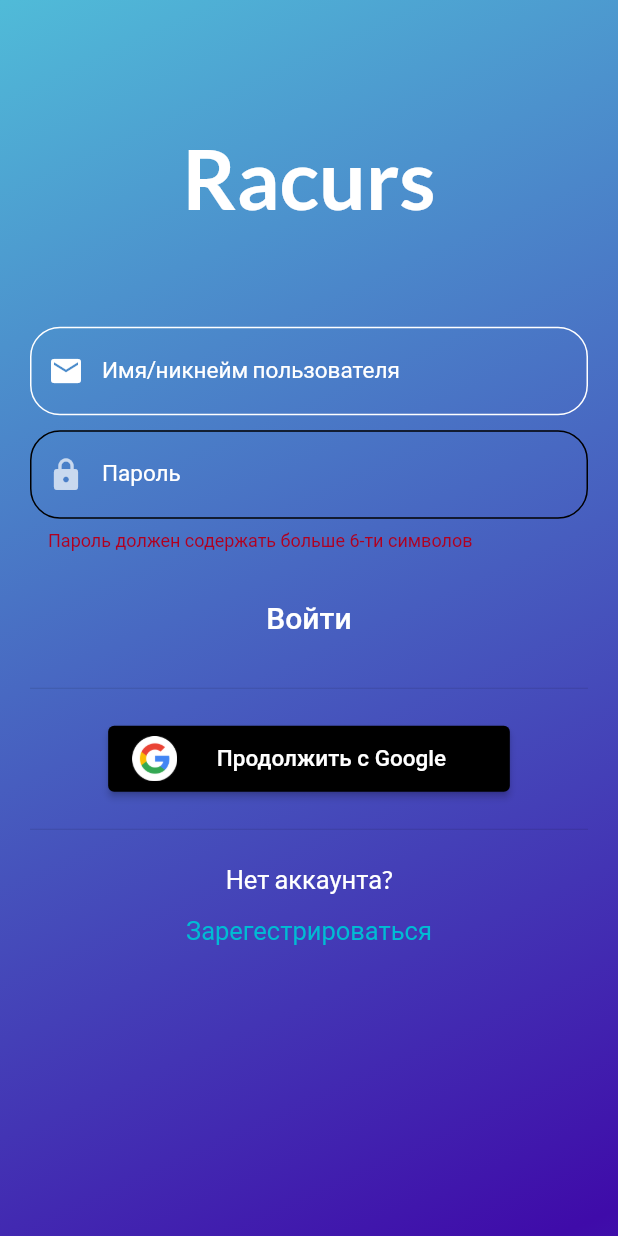
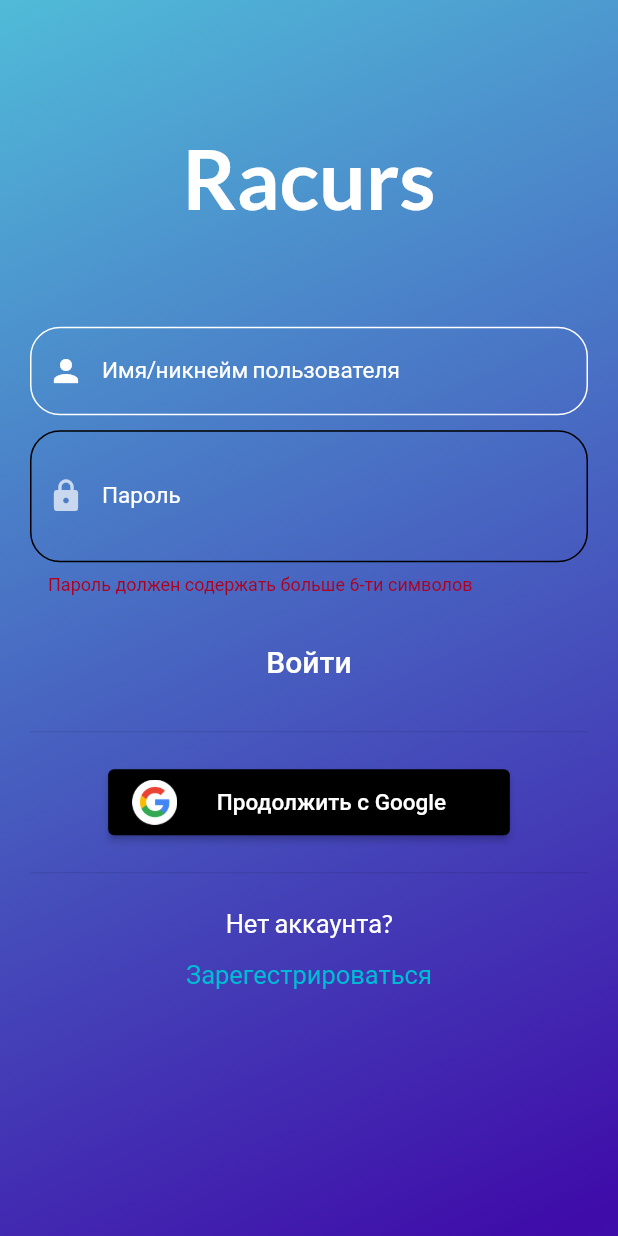
Before and after one commit to zirg41/racurs_app, a Flutter app: the SignUpPage screen opened by its route, after a tap on "Создать аккаунт", after a tap on "Войти", on a phone screen of 412 x 824 dp. Run offline on Flutter 3.47's test engine with Material 2 defaults, Android fonts, the light colour scheme and no system bars; our stand-ins replace auto_route, bloc, dartz, flutter_bloc, freezed_annotation, get_it and 4 more; accounts and stored records are empty.

Commit message:
sign in / up folders splitting

```diff
--- a/lib/presentation/pages/sign_in/sign_in_page.dart
+++ b/lib/presentation/pages/auth/sign_in/sign_in_page.dart
@@ -1,8 +1,8 @@
 import 'package:flutter/material.dart';
 import 'package:flutter_bloc/flutter_bloc.dart';
 
-import '../../../application/auth/sign_in_form/sign_in_form_bloc.dart';
-import '../../../injection.dart';
+import '../../../../application/auth/sign_in_form/sign_in_form_bloc.dart';
+import '../../../../injection.dart';
 import 'widgets/sign_in_form.dart';
 
 class SignInPage extends StatelessWidget {
--- a/lib/presentation/pages/sign_in/widgets/sign_up_form.dart
+++ b/lib/presentation/pages/auth/sign_in/widgets/sign_in_form.dart
@@ -1,19 +1,24 @@
 import 'package:auto_route/auto_route.dart';
-import '../../../../application/auth/auth_bloc.dart';
-import '../../../../application/auth/sign_in_form/sign_in_form_bloc.dart';
-import 'already_have_an_account.dart';
-import 'apple_google_sign_in_button.dart';
-import 'dont_have_an_account_button.dart';
-import '../../../routes/router.gr.dart';
 import 'package:flutter/material.dart';
 import 'package:flutter_bloc/flutter_bloc.dart';
-import 'package:parse_server_sdk_flutter/generated/i18n.dart';
 
-import '../messages.dart';
-import 'background.dart';
+import '../../../../../application/auth/auth_bloc.dart';
+import '../../../../../application/auth/sign_in_form/sign_in_form_bloc.dart';
+import '../../../../routes/router.gr.dart';
+import '../../messages.dart';
+import '../../widgets/apple_google_sign_in_button.dart';
+import '../../widgets/background.dart';
+import '../../widgets/dont_have_an_account_button.dart';
 
-class SignUpForm extends StatelessWidget {
-  const SignUpForm({Key? key}) : super(key: key);
+class SignInForm extends StatefulWidget {
+  const SignInForm({Key? key}) : super(key: key);
+
+  @override
+  State<SignInForm> createState() => _SignInFormState();
+}
+
+class _SignInFormState extends State<SignInForm> {
+  bool _passwordVisible = false;
 
   @override
   Widget build(BuildContext context) {
@@ -29,14 +34,10 @@ class SignUpForm extends StatelessWidget {
 
     return BlocConsumer<SignInFormBloc, SignInFormState>(
       listener: (context, state) {
-        print(state);
         state.authFailureOrSuccessOption.fold(
           () => null,
           (either) => either.fold(
-            (failure) {
-              final scafMessanger = ScaffoldMessenger.of(context);
-              scafMessanger.clearSnackBars();
-              scafMessanger.showSnackBar(
+            (failure) => ScaffoldMessenger.of(context).showSnackBar(
               SnackBar(
                 content: Text(
                   failure.map(
@@ -48,8 +49,7 @@ class SignUpForm extends StatelessWidget {
                   ),
                 ),
               ),
-              );
-            },
+            ),
             (_) {
               context.router.navigate(const HomeRoute());
               context.read<AuthBloc>().add(const AuthEvent.authCheckReqested());
@@ -82,13 +82,13 @@ class SignUpForm extends StatelessWidget {
 
                         decoration: InputDecoration(
                           prefixIcon: const Icon(
-                            Icons.email,
+                            Icons.person,
                             color: Colors.white,
                           ),
-                          labelText: CREATE_NICKNAME_TEXT,
+                          labelText: USERNAME,
+                          // TODO Use themeData
                           labelStyle: contextTheme.textTheme.labelMedium,
                         ),
-
                         autocorrect: false,
                         onChanged: (value) {
                           context
@@ -116,10 +116,13 @@ class SignUpForm extends StatelessWidget {
                               Icons.lock,
                               color: Colors.white70,
                             ),
-                          labelText: CREATE_PASSWORD_TEXT,
+                            labelText: PASSWORD,
                             labelStyle: contextTheme.textTheme.labelMedium,
-                        ),
-                        obscureText: true,
+                            suffix: IconButton(
+                              onPressed: () {},
+                              icon: const Icon(Icons.visibility),
+                            )),
+                        obscureText: _passwordVisible,
                         autocorrect: false,
                         onChanged: (value) {
                           context
@@ -139,56 +142,25 @@ class SignUpForm extends StatelessWidget {
                               (_) => null,
                             ),
                       ),
-                      const SizedBox(height: 10),
-                      TextFormField(
-                        //@ REPAET PASSWORD FIELD
-                        style: const TextStyle(color: Colors.white),
-                        decoration: InputDecoration(
-                          prefixIcon: const Icon(
-                            Icons.lock,
-                            color: Colors.white70,
-                          ),
-                          labelText: REPEAT_PASSWORD_TEXT,
-                          labelStyle: contextTheme.textTheme.labelMedium,
-                        ),
-                        obscureText: true,
-                        autocorrect: false,
-                        onChanged: (value) {
-                          context.read<SignInFormBloc>().add(
-                              SignInFormEvent.repeatedPasswordChanged(value));
-                        },
-                        validator: (inputValue) {
-                          if (inputValue !=
-                              context
-                                  .read<SignInFormBloc>()
-                                  .state
-                                  .password
-                                  .value
-                                  .getOrElse(() => '')) {
-                            return PASSWORDS_MUST_BE_SAME;
-                          }
-                          return null;
-                        },
-                      ),
                       const SizedBox(height: 20),
                       TextButton(
                         onPressed: () {
                           context.read<SignInFormBloc>().add(
                                 const SignInFormEvent
-                                    .registerWithUsernameAndPasswordPressed(),
+                                    .signInWithUsernameAndPasswordPressed(),
                               );
                         },
                         child: const Text(
-                          CREATE_ACCOUNT_TEXT,
+                          SIGN_IN,
                           style: TextStyle(color: Colors.white, fontSize: 20),
                         ),
                       ),
                       customDevider,
                       const EitherAppleOrGoogleSignInButton(),
                       customDevider,
-                      AlreadyHaveAnAccountButton(
+                      DontHaveAnAccountButton(
                         pushToSignUpPageFunction: () {
-                          context.router.replace(const SignInRoute());
+                          context.router.replace(const SignUpRoute());
                         },
                       )
                     ],
--- a/lib/presentation/pages/sign_in/sign_up_page.dart
+++ b/lib/presentation/pages/auth/sign_up/sign_up_page.dart
@@ -2,8 +2,8 @@
 import 'package:flutter/material.dart';
 import 'package:flutter_bloc/flutter_bloc.dart';
 
-import '../../../application/auth/sign_in_form/sign_in_form_bloc.dart';
-import '../../../injection.dart';
+import '../../../../application/auth/sign_in_form/sign_in_form_bloc.dart';
+import '../../../../injection.dart';
 
 class SignUpPage extends StatelessWidget {
   const SignUpPage({Key? key}) : super(key: key);
--- a/lib/presentation/pages/sign_in/widgets/sign_in_form.dart
+++ b/lib/presentation/pages/auth/sign_up/widgets/sign_up_form.dart
@@ -1,17 +1,19 @@
 import 'package:auto_route/auto_route.dart';
+import '../../../../../application/auth/auth_bloc.dart';
+import '../../../../../application/auth/sign_in_form/sign_in_form_bloc.dart';
+import '../../widgets/already_have_an_account.dart';
+import '../../widgets/apple_google_sign_in_button.dart';
+import '../../widgets/dont_have_an_account_button.dart';
+import '../../../../routes/router.gr.dart';
 import 'package:flutter/material.dart';
 import 'package:flutter_bloc/flutter_bloc.dart';
+import 'package:parse_server_sdk_flutter/generated/i18n.dart';
 
-import '../../../../application/auth/auth_bloc.dart';
-import '../../../../application/auth/sign_in_form/sign_in_form_bloc.dart';
-import '../../../routes/router.gr.dart';
-import '../messages.dart';
-import 'apple_google_sign_in_button.dart';
-import 'background.dart';
-import 'dont_have_an_account_button.dart';
+import '../../messages.dart';
+import '../../widgets/background.dart';
 
-class SignInForm extends StatelessWidget {
-  const SignInForm({Key? key}) : super(key: key);
+class SignUpForm extends StatelessWidget {
+  const SignUpForm({Key? key}) : super(key: key);
 
   @override
   Widget build(BuildContext context) {
@@ -27,10 +29,14 @@ class SignInForm extends StatelessWidget {
 
     return BlocConsumer<SignInFormBloc, SignInFormState>(
       listener: (context, state) {
+        print(state);
         state.authFailureOrSuccessOption.fold(
           () => null,
           (either) => either.fold(
-            (failure) => ScaffoldMessenger.of(context).showSnackBar(
+            (failure) {
+              final scafMessanger = ScaffoldMessenger.of(context);
+              scafMessanger.clearSnackBars();
+              scafMessanger.showSnackBar(
                 SnackBar(
                   content: Text(
                     failure.map(
@@ -42,7 +48,8 @@ class SignInForm extends StatelessWidget {
                     ),
                   ),
                 ),
-            ),
+              );
+            },
             (_) {
               context.router.navigate(const HomeRoute());
               context.read<AuthBloc>().add(const AuthEvent.authCheckReqested());
@@ -78,10 +85,10 @@ class SignInForm extends StatelessWidget {
                             Icons.email,
                             color: Colors.white,
                           ),
-                          labelText: USERNAME,
-                          // TODO Use themeData
+                          labelText: CREATE_NICKNAME_TEXT,
                           labelStyle: contextTheme.textTheme.labelMedium,
                         ),
+
                         autocorrect: false,
                         onChanged: (value) {
                           context
@@ -109,7 +116,7 @@ class SignInForm extends StatelessWidget {
                             Icons.lock,
                             color: Colors.white70,
                           ),
-                          labelText: PASSWORD,
+                          labelText: CREATE_PASSWORD_TEXT,
                           labelStyle: contextTheme.textTheme.labelMedium,
                         ),
                         obscureText: true,
@@ -132,25 +139,56 @@ class SignInForm extends StatelessWidget {
                               (_) => null,
                             ),
                       ),
+                      const SizedBox(height: 10),
+                      TextFormField(
+                        //@ REPAET PASSWORD FIELD
+                        style: const TextStyle(color: Colors.white),
+                        decoration: InputDecoration(
+                          prefixIcon: const Icon(
+                            Icons.lock,
+                            color: Colors.white70,
+                          ),
+                          labelText: REPEAT_PASSWORD_TEXT,
+                          labelStyle: contextTheme.textTheme.labelMedium,
+                        ),
+                        obscureText: true,
+                        autocorrect: false,
+                        onChanged: (value) {
+                          context.read<SignInFormBloc>().add(
+                              SignInFormEvent.repeatedPasswordChanged(value));
+                        },
+                        validator: (inputValue) {
+                          if (inputValue !=
+                              context
+                                  .read<SignInFormBloc>()
+                                  .state
+                                  .password
+                                  .value
+                                  .getOrElse(() => '')) {
+                            return PASSWORDS_MUST_BE_SAME;
+                          }
+                          return null;
+                        },
+                      ),
                       const SizedBox(height: 20),
                       TextButton(
                         onPressed: () {
                           context.read<SignInFormBloc>().add(
                                 const SignInFormEvent
-                                    .signInWithUsernameAndPasswordPressed(),
+                                    .registerWithUsernameAndPasswordPressed(),
                               );
                         },
                         child: const Text(
-                          SIGN_IN,
+                          CREATE_ACCOUNT_TEXT,
                           style: TextStyle(color: Colors.white, fontSize: 20),
                         ),
                       ),
                       customDevider,
                       const EitherAppleOrGoogleSignInButton(),
                       customDevider,
-                      DontHaveAnAccountButton(
+                      AlreadyHaveAnAccountButton(
                         pushToSignUpPageFunction: () {
-                          context.router.replace(const SignUpRoute());
+                          context.router.replace(const SignInRoute());
                         },
                       )
                     ],
--- a/lib/presentation/routes/router.dart
+++ b/lib/presentation/routes/router.dart
@@ -1,8 +1,8 @@
 import 'package:auto_route/auto_route.dart';
 
 import '../pages/home/home_page.dart';
-import '../pages/sign_in/sign_in_page.dart';
-import '../pages/sign_in/sign_up_page.dart';
+import '../pages/auth/sign_in/sign_in_page.dart';
+import '../pages/auth/sign_up/sign_up_page.dart';
 import '../pages/splash/splash_page.dart';
 
 @MaterialAutoRouter(
```
Also changed, not shown: lib/presentation/pages/auth/messages.dart (renamed from lib/presentation/pages/sign_in/messages.dart), lib/presentation/pages/auth/widgets/already_have_an_account.dart (renamed from lib/presentation/pages/sign_in/widgets/already_have_an_account.dart), lib/presentation/pages/auth/widgets/apple_google_sign_in_button.dart (renamed from lib/presentation/pages/sign_in/widgets/apple_google_sign_in_button.dart), lib/presentation/pages/auth/widgets/background.dart (renamed from lib/presentation/pages/sign_in/widgets/background.dart), lib/presentation/pages/auth/widgets/dont_have_an_account_button.dart (renamed from lib/presentation/pages/sign_in/widgets/dont_have_an_account_button.dart), lib/presentation/routes/router.gr.dart, 2 other files. Lines whose indentation alone changed are shown as unchanged.
